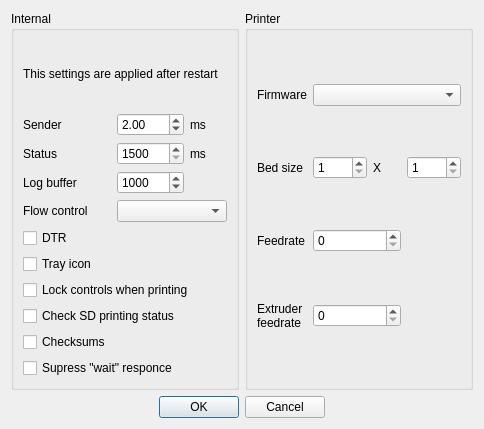
Old version of the form settingswindow.ui in the repository NeoTheFox/RepRaptor.
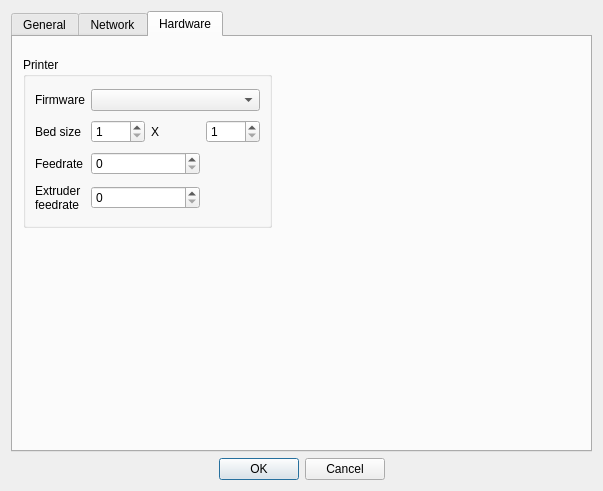
New version of the form. The open tabs and pages were chosen to show the change. Icons and pictures are not drawn.

Commit message: Switched settingswindow.ui to tabbed mode

```diff
--- a/settingswindow.ui
+++ b/settingswindow.ui
@@ -6,8 +6,8 @@
    <rect>
     <x>0</x>
     <y>0</y>
-    <width>484</width>
-    <height>429</height>
+    <width>603</width>
+    <height>491</height>
    </rect>
   </property>
   <property name="windowTitle">
@@ -19,6 +19,22 @@
   </property>
   <layout class="QGridLayout" name="gridLayout_3">
    <item row="0" column="0">
+    <widget class="QTabWidget" name="tabWidget">
+     <property name="minimumSize">
+      <size>
+       <width>200</width>
+       <height>400</height>
+      </size>
+     </property>
+     <property name="currentIndex">
+      <number>0</number>
+     </property>
+     <widget class="QWidget" name="tab_general">
+      <attribute name="title">
+       <string>General</string>
+      </attribute>
+      <layout class="QFormLayout" name="formLayout">
+       <item row="0" column="0">
     <widget class="QGroupBox" name="internalGroup">
      <property name="title">
       <string>Internal</string>
@@ -200,8 +216,26 @@
      </layout>
     </widget>
    </item>
-   <item row="0" column="1">
+      </layout>
+     </widget>
+     <widget class="QWidget" name="tab_network">
+      <attribute name="title">
+       <string>Network</string>
+      </attribute>
+     </widget>
+     <widget class="QWidget" name="tab_hardware">
+      <attribute name="title">
+       <string>Hardware</string>
+      </attribute>
     <widget class="QGroupBox" name="groupBox">
+       <property name="geometry">
+        <rect>
+         <x>10</x>
+         <y>20</y>
+         <width>249</width>
+         <height>171</height>
+        </rect>
+       </property>
      <property name="sizePolicy">
       <sizepolicy hsizetype="Preferred" vsizetype="Minimum">
        <horstretch>0</horstretch>
@@ -296,8 +330,10 @@
       </item>
      </layout>
     </widget>
+     </widget>
+    </widget>
    </item>
-   <item row="2" column="0" colspan="2">
+   <item row="1" column="0">
     <widget class="QDialogButtonBox" name="buttonBox">
      <property name="orientation">
       <enum>Qt::Horizontal</enum>
```
Lines whose indentation alone changed are shown as unchanged.
